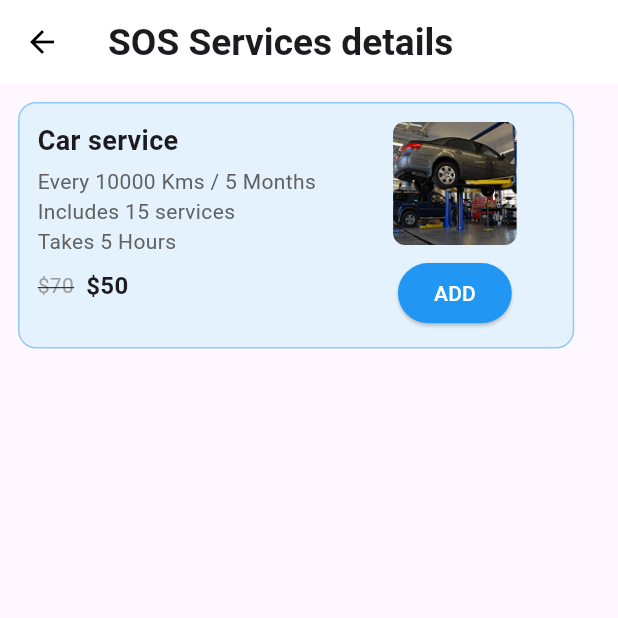
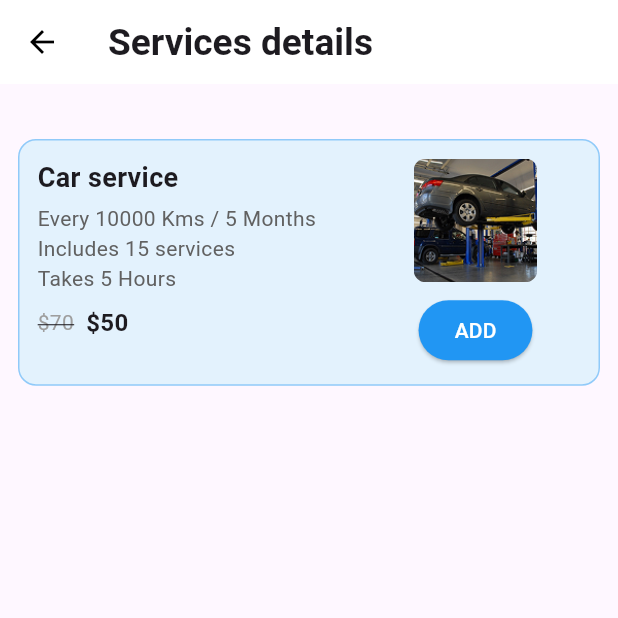
Before and after one commit to Niralii27/car_crew, a Flutter app: the Homepage screen opened directly, item 3 of the bottom bar chosen, after a tap on "VIEW", on a phone screen of 412 x 824 dp, the top half of it. Run offline on Flutter 3.47's test engine with Material 3 defaults, Android fonts, the phone set to English and light mode, and no system bars.

Commit message:
Changes in Nav Bar

```diff
--- a/lib/main.dart
+++ b/lib/main.dart
@@ -4,6 +4,7 @@ import 'package:car_crew/screens/account.dart';
 import 'package:car_crew/screens/cardetail.dart';
 import 'package:car_crew/screens/help.dart';
 import 'package:car_crew/screens/about.dart';
+import 'package:car_crew/screens/history.dart';
 
 main() => runApp(
       myApp(),
@@ -25,6 +26,7 @@ class myApp extends StatelessWidget {
         '/account': (context) => const AccountPage(),
         '/carDetails': (context) => const CarDetailPage(),
         '/help': (context) => const HelpPage(),
+        '/history': (context) => const HistroyPage(),
         '/about': (context) => const AboutUsPage(),
       },
     );
--- a/lib/screens/bottom_nav_bar.dart
+++ b/lib/screens/bottom_nav_bar.dart
@@ -74,11 +74,11 @@ class BottomNavBar extends StatelessWidget {
               _buildNavItem(
                   0, Icons.home_outlined, Icons.home_rounded, iconSize, "Home"),
               _buildNavItem(1, Icons.car_crash_sharp, Icons.car_crash_sharp,
-                  iconSize, "Cars"),
+                  iconSize, "SOS"),
               SizedBox(
                   width: centerButtonSize * 0.7), // Space for center button
-              _buildNavItem(3, Icons.directions_car_sharp,
-                  Icons.directions_car_sharp, iconSize, "Rental"),
+              _buildNavItem(3, Icons.shopping_cart_outlined,
+                  Icons.shopping_cart_outlined, iconSize, "Cart"),
               _buildNavItem(4, Icons.person_outline, Icons.person_rounded,
                   iconSize, "Profile"),
             ],
--- a/lib/screens/home.dart
+++ b/lib/screens/home.dart
@@ -6,7 +6,7 @@ import 'package:car_crew/screens/bottom_nav_bar.dart';
 import 'package:car_crew/screens/homecontent.dart';
 import 'package:car_crew/screens/services.dart';
 import 'package:car_crew/screens/sosServices.dart';
-import 'package:car_crew/screens/history.dart';
+import 'package:car_crew/screens/cart.dart';
 import 'package:car_crew/screens/userProfile.dart';
 
 class Homepage extends StatefulWidget {
@@ -22,9 +22,9 @@ class _nameState extends State<Homepage> {
   // List of pages to display based on selected index
   final List<Widget> _pages = [
     const HomeContent(), // Home Page
+    const SosservicesPage(),
     const ServicesPage(),
-    const SosservicesPage(),
-    const HistroyPage(),
+    const CartPage(),
     const ProfilePage(),
   ];
 
--- a/lib/screens/servicesDetails.dart
+++ b/lib/screens/servicesDetails.dart
@@ -44,9 +44,12 @@ class CarServiceCard extends StatelessWidget {
   @override
   Widget build(BuildContext context) {
     double screenWidth = MediaQuery.of(context).size.width;
+    double screenHeight = MediaQuery.of(context).size.height;
 
-    return Container(
-      width: screenWidth * 0.9, // Adjust width based on screen size
+    return Padding(
+      padding: EdgeInsets.only(top: screenHeight * 0.03),
+      child: Container(
+        width: screenWidth * 1.0, // Adjust width based on screen size
         padding: EdgeInsets.all(12),
         decoration: BoxDecoration(
           color: Colors.blue[50],
@@ -92,8 +95,8 @@ class CarServiceCard extends StatelessWidget {
                       SizedBox(width: 8),
                       Text(
                         "\$50",
-                      style:
-                          TextStyle(fontSize: 16, fontWeight: FontWeight.bold),
+                        style: TextStyle(
+                            fontSize: 16, fontWeight: FontWeight.bold),
                       ),
                     ],
                   ),
@@ -125,7 +128,8 @@ class CarServiceCard extends StatelessWidget {
                     style: ElevatedButton.styleFrom(
                       backgroundColor: Colors.blue,
                       foregroundColor: Colors.white,
-                    padding: EdgeInsets.symmetric(horizontal: 24, vertical: 8),
+                      padding:
+                          EdgeInsets.symmetric(horizontal: 24, vertical: 8),
                     ),
                     child: Text("ADD"),
                   ),
@@ -134,6 +138,7 @@ class CarServiceCard extends StatelessWidget {
             ),
           ],
         ),
+      ),
     );
   }
 }
--- a/lib/screens/userProfile.dart
+++ b/lib/screens/userProfile.dart
@@ -24,7 +24,7 @@ class ProfilePage extends StatelessWidget {
         iconTheme: const IconThemeData(color: Colors.black),
       ),
       body: Padding(
-        padding: EdgeInsets.only(top: deviceHeight * 0.04),
+        padding: EdgeInsets.only(top: deviceHeight * 0.03),
         child: SafeArea(
           child: SingleChildScrollView(
             padding: const EdgeInsets.symmetric(horizontal: 16, vertical: 20),
@@ -63,7 +63,7 @@ class ProfilePage extends StatelessWidget {
                     ],
                   ),
                 ),
-                const SizedBox(height: 50),
+                const SizedBox(height: 30),
 
                 // Account and Car Menu Section
                 optionTile(
@@ -72,6 +72,8 @@ class ProfilePage extends StatelessWidget {
                     primaryBlue, '/carDetails'),
                 optionTile(
                     context, 'Help', Icons.help_outline, primaryBlue, '/help'),
+                optionTile(context, 'Services History', Icons.history,
+                    primaryBlue, '/history'),
                 optionTile(
                     context, 'Support', Icons.headset_mic, primaryBlue, ''),
                 optionTile(
```
Lines whose indentation alone changed are shown as unchanged.
